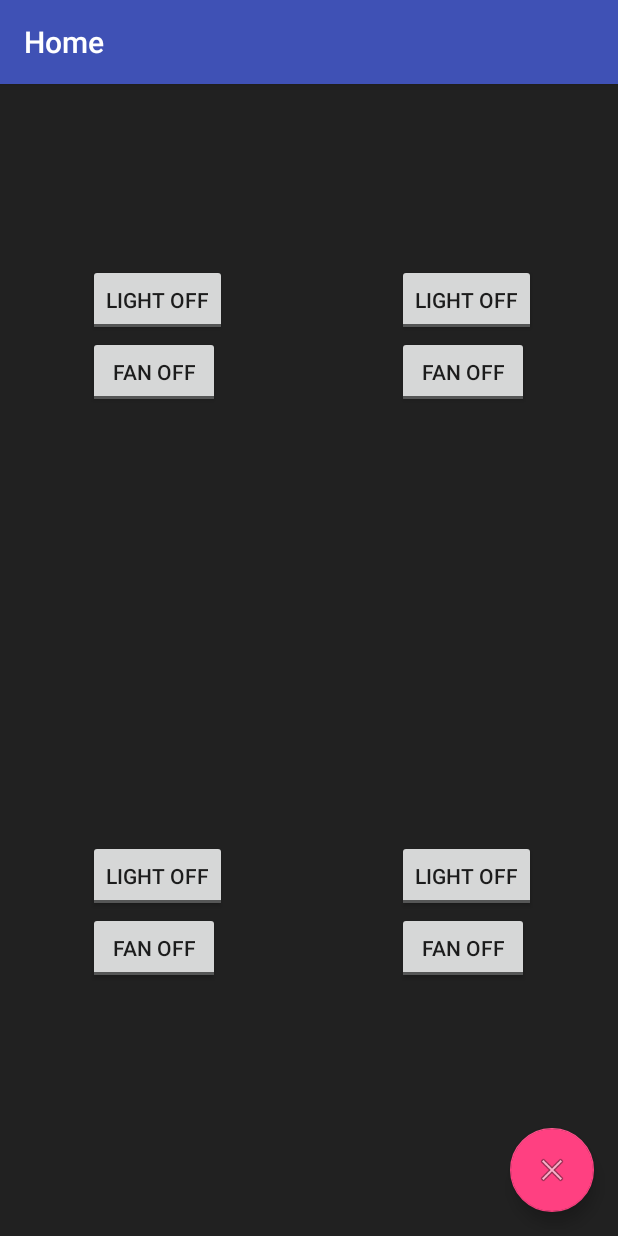
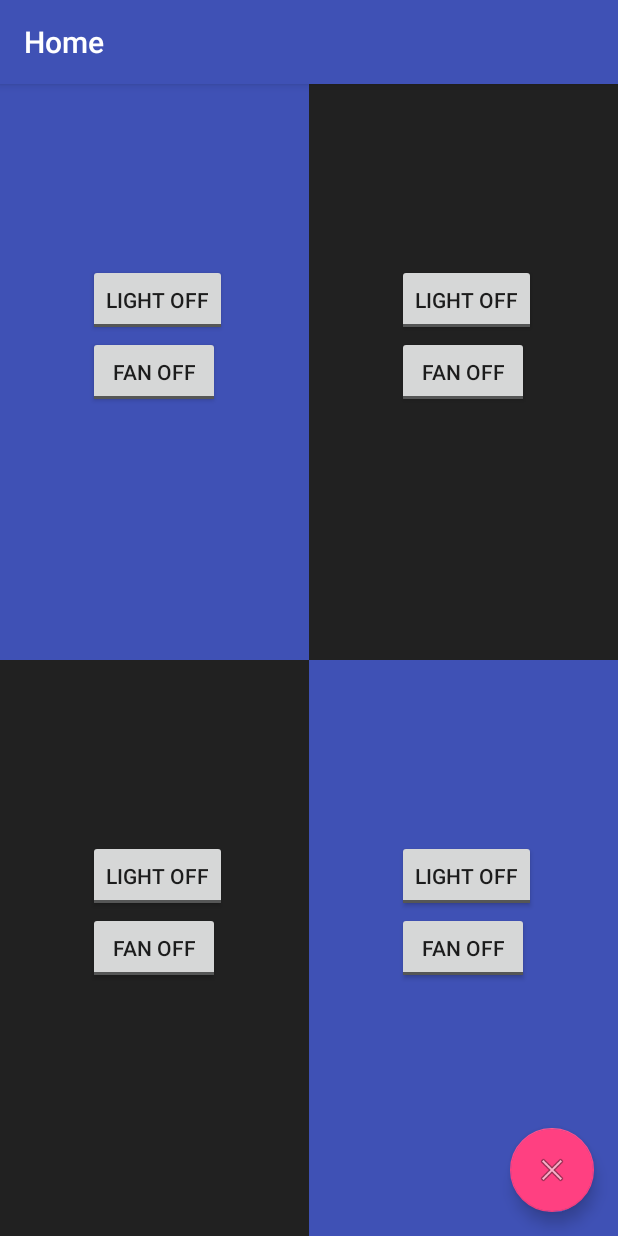
Before and after one commit to vathsav/lynk, an Android app: the MainActivity screen opened directly, with no data from a screen before it, on a phone screen of 412 x 824 dp. Run offline under Robolectric (Android 15) with nearby library versions, the phone set to English and light mode, and no system bars; our stand-ins replace Firebase (no records; nobody signed in at launch, a user with empty details on screens opened directly); 1 statement that could not run was skipped.

Commit message:
feat: UI Changes

```diff
--- a/app/src/main/res/layout/content_main.xml
+++ b/app/src/main/res/layout/content_main.xml
@@ -4,9 +4,9 @@
     xmlns:tools="http://schemas.android.com/tools"
     android:layout_width="match_parent"
     android:layout_height="match_parent"
+    android:background="@color/black_dirty"
     android:orientation="vertical"
     android:weightSum="2"
-    android:background="@color/black_dirty"
     app:layout_behavior="@string/appbar_scrolling_view_behavior"
     tools:context=".activity.MainActivity"
     tools:showIn="@layout/activity_main">
@@ -21,7 +21,8 @@
         <RelativeLayout
             android:layout_width="0dp"
             android:layout_height="match_parent"
-            android:layout_weight="1">
+            android:layout_weight="1"
+            android:background="@color/colorPrimary">
 
             <ToggleButton
                 android:id="@+id/toggle_button_user_one_light"
@@ -102,7 +103,8 @@
         <RelativeLayout
             android:layout_width="0dp"
             android:layout_height="match_parent"
-            android:layout_weight="1">
+            android:layout_weight="1"
+            android:background="@color/colorPrimary">
 
             <ToggleButton
                 android:id="@+id/toggle_button_user_four_light"
```
